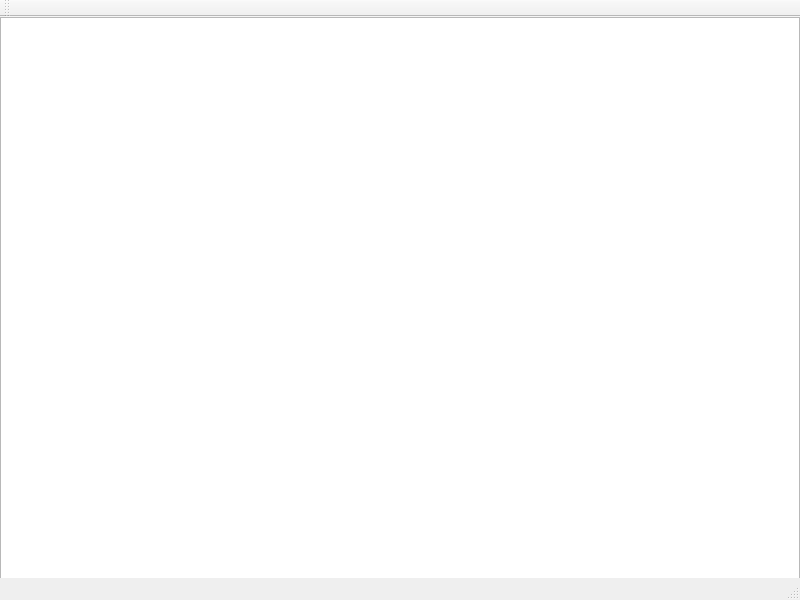
Above: mainwindow.ui from pierok/StarWarsTD before the change. Below: the same form after it.
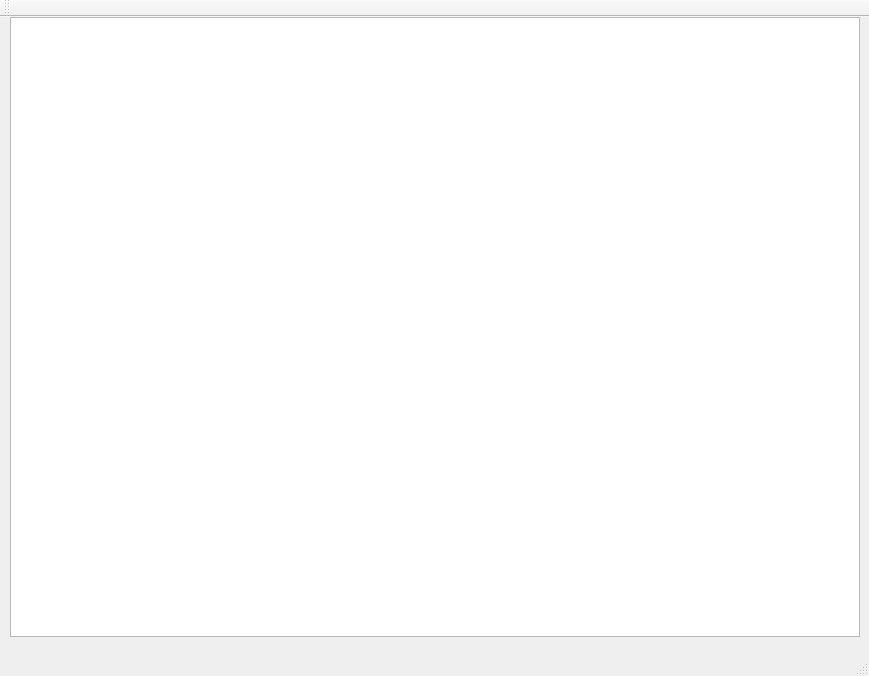
That is the form after the change.

What changed in the file:
```diff
--- a/mainwindow.ui
+++ b/mainwindow.ui
@@ -6,8 +6,8 @@
    <rect>
     <x>0</x>
     <y>0</y>
-    <width>800</width>
-    <height>600</height>
+    <width>869</width>
+    <height>676</height>
    </rect>
   </property>
   <property name="windowTitle">
@@ -17,12 +17,18 @@
    <widget class="QGraphicsView" name="gameView">
     <property name="geometry">
      <rect>
-      <x>0</x>
+      <x>10</x>
       <y>0</y>
-      <width>800</width>
-      <height>600</height>
+      <width>850</width>
+      <height>620</height>
      </rect>
     </property>
+    <property name="sizePolicy">
+     <sizepolicy hsizetype="Expanding" vsizetype="Expanding">
+      <horstretch>0</horstretch>
+      <verstretch>0</verstretch>
+     </sizepolicy>
+    </property>
    </widget>
   </widget>
   <widget class="QMenuBar" name="menuBar">
```
Left out of the diff: 2 changed lines with no effect on the pictures.
